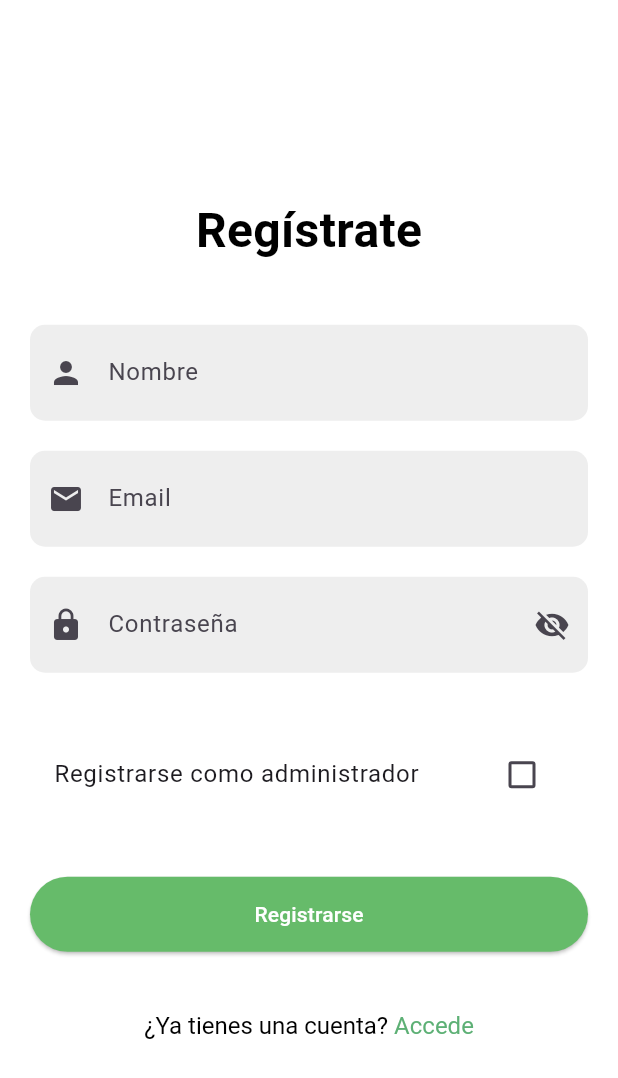
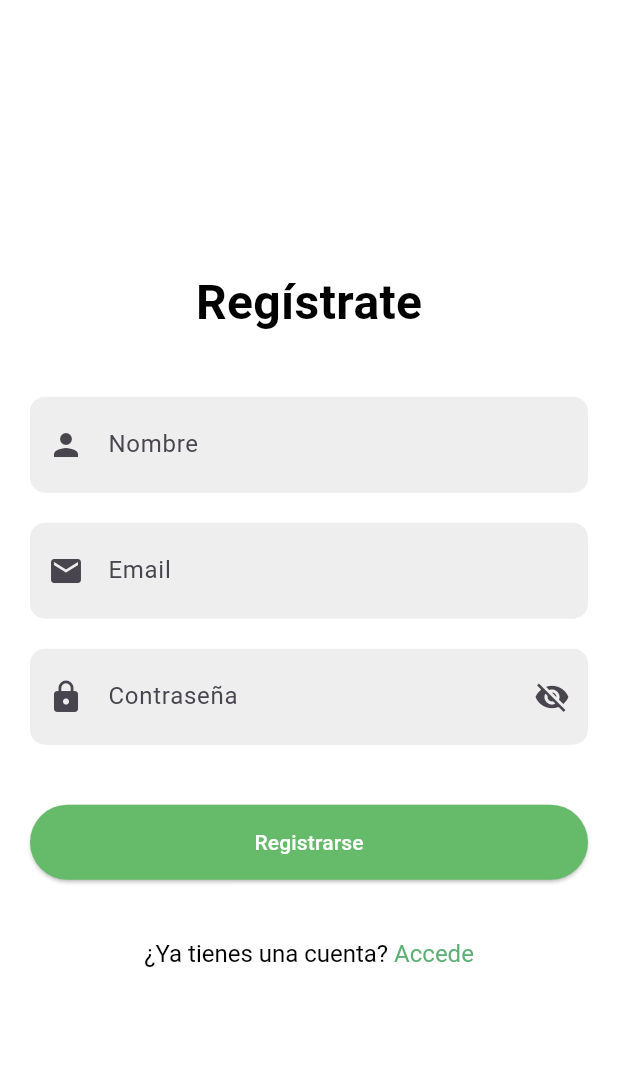
Before and after one commit to GabrielAgundiz/MechanicTracking, a Flutter app: the RegisterPage screen opened directly, on a phone screen of 412 x 824 dp. Shown: the top 1078 px of the screen. Run offline on Flutter 3.47's test engine with Material 3 defaults, Android fonts, the phone set to English and light mode, and no system bars; our stand-ins replace cloud_firestore, dotted_line, email_validator, firebase_auth, firebase_core, flutter_dotenv and 4 more; missing offline and left inert: custom_clippers, mailer; accounts and stored records are empty.

Commit message:
Eliminacion de checkBox Administrador en login

```diff
--- a/mechanictraking/lib/screens/register.dart
+++ b/mechanictraking/lib/screens/register.dart
@@ -198,7 +198,7 @@ class _RegisterPageState extends State<RegisterPage> {
                             : 'Ingresa mínimo 8 caracteres', // Mensaje de error si la contraseña no cumple con el requisito de longitud.
                       ),
                     ),
-                    const SizedBox(height: 40.0),
+                    /*const SizedBox(height: 40.0),
                     CheckboxListTile(
                       title: const Text('Registrarse como administrador'),
                       value: _isAdmin,
@@ -207,7 +207,7 @@ class _RegisterPageState extends State<RegisterPage> {
                           _isAdmin = value!;
                         });
                       },
-                    ),
+                    ),*/
                     const SizedBox(height: 40.0),
                     ElevatedButton(
                       // Botón para registrarse.
```
